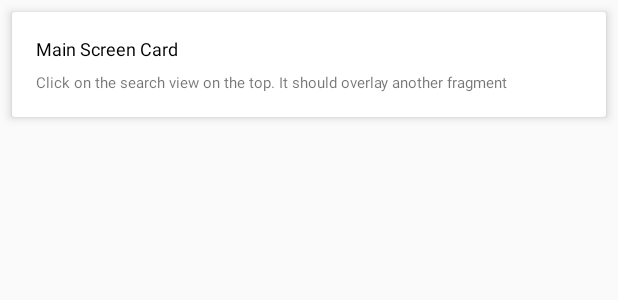
After one commit to pratik98/Reddit-Saved-Posts-Offline, an Android app: the layout item_post.xml on its own in the app's theme, with its tools: preview values and no code run, on a phone screen of 412 x 824 dp. The commit adds this screen. Shown: the top 300 px of the screen. Run offline under Robolectric (Android 15) with nearby library versions, the phone set to English and light mode, and no system bars.

Commit message:
add RecycleView and CardView UI

```diff
--- a/app/build.gradle
+++ b/app/build.gradle
@@ -6,7 +6,7 @@ android {
 
     defaultConfig {
         applicationId "io.github.pratik98.minimal_saved_reddit"
-        minSdkVersion 15
+        minSdkVersion 16
         targetSdkVersion 23
         versionCode 1
         versionName "1.0"
@@ -27,4 +27,7 @@ dependencies {
     compile 'com.squareup.picasso:picasso:2.5.2'
     compile 'com.loopj.android:android-async-http:1.4.9'
     compile 'commons-io:commons-io:2.4'
+    compile 'com.android.support:cardview-v7:23.0.+'
+    compile 'com.android.support:recyclerview-v7:23.0.+'
+
 }
--- a/app/src/main/AndroidManifest.xml
+++ b/app/src/main/AndroidManifest.xml
@@ -1,13 +1,15 @@
 <?xml version="1.0" encoding="utf-8"?>
 <manifest xmlns:android="http://schemas.android.com/apk/res/android"
-    package="io.github.pratik98.minimal_saved_reddit" >
+    package="io.github.pratik98.minimal_saved_reddit"
+    >
 
     <application
         android:allowBackup="true"
         android:icon="@mipmap/ic_launcher"
         android:label="@string/app_name"
         android:supportsRtl="true"
-        android:theme="@style/AppTheme" >
+        android:theme="@style/AppTheme"
+        >
         <activity
             android:name=".MainActivity"
             android:label="@string/app_name"
--- a/app/src/main/java/io/github/pratik98/minimal_saved_reddit/RedditPost.java
+++ b/app/src/main/java/io/github/pratik98/minimal_saved_reddit/RedditPost.java
@@ -18,7 +18,7 @@ public class RedditPost {
     private String created;
 
     //t3 = entire thread
-    private String title;
+    private String title = null;
     private String url;
     private String selftext;
     private Boolean is_self;
@@ -28,7 +28,7 @@ public class RedditPost {
     //t1 = comment
     private String link_title;
     private String link_url;
-    private String body;
+    private String body = null;
     private String link_author;
     private ArrayList<String> imgURLList;
 
--- /dev/null
+++ b/app/src/main/res/layout/item_post.xml
@@ -0,0 +1,37 @@
+<?xml version="1.0" encoding="utf-8"?>
+<LinearLayout
+    xmlns:app="http://schemas.android.com/apk/res-auto"
+    xmlns:android="http://schemas.android.com/apk/res/android"
+    xmlns:tools="http://schemas.android.com/tools"
+    android:layout_width="match_parent"
+    android:layout_height="match_parent"
+    android:orientation="vertical">
+
+
+    <android.support.v7.widget.CardView
+        android:layout_width="match_parent"
+        android:layout_height="wrap_content"
+        android:layout_margin="8dp"
+        app:cardElevation="4dp"
+        app:contentPadding="16dp"
+        tools:context=".MainActivity">
+
+        <android.support.v7.widget.AppCompatTextView
+            android:layout_height="wrap_content"
+            android:layout_width="match_parent"
+            android:textSize="12sp"
+            android:id="@+id/lblPostTitle"
+            android:paddingBottom="16dp"
+            android:textColor="@android:color/black"
+            android:text="Main Screen Card"/>
+
+        <android.support.v7.widget.AppCompatTextView
+            android:layout_height="wrap_content"
+            android:layout_width="wrap_content"
+            android:layout_marginTop="24dp"
+            android:id="@+id/lblPostText"
+            android:textSize="10sp"
+            android:text="Click on the search view on the top. It should overlay another fragment"/>
+
+    </android.support.v7.widget.CardView>
+</LinearLayout>
--- a/app/src/main/res/values/strings.xml
+++ b/app/src/main/res/values/strings.xml
@@ -1,4 +1,5 @@
 <resources>
     <string name="app_name">Minimal-Saved-Reddit</string>
     <string name="action_settings">Settings</string>
+
 </resources>
```
Also changed, not shown: app/src/main/java/io/github/pratik98/minimal_saved_reddit/MainActivity.java (+18 -4 lines), app/src/main/java/io/github/pratik98/minimal_saved_reddit/PostsAdapter.java (added, +72 -0 lines), app/src/main/res/layout/activity_main.xml (+15 -7 lines), app/src/main/res/layout/content_main.xml (+9 -11 lines), 2 other files.
